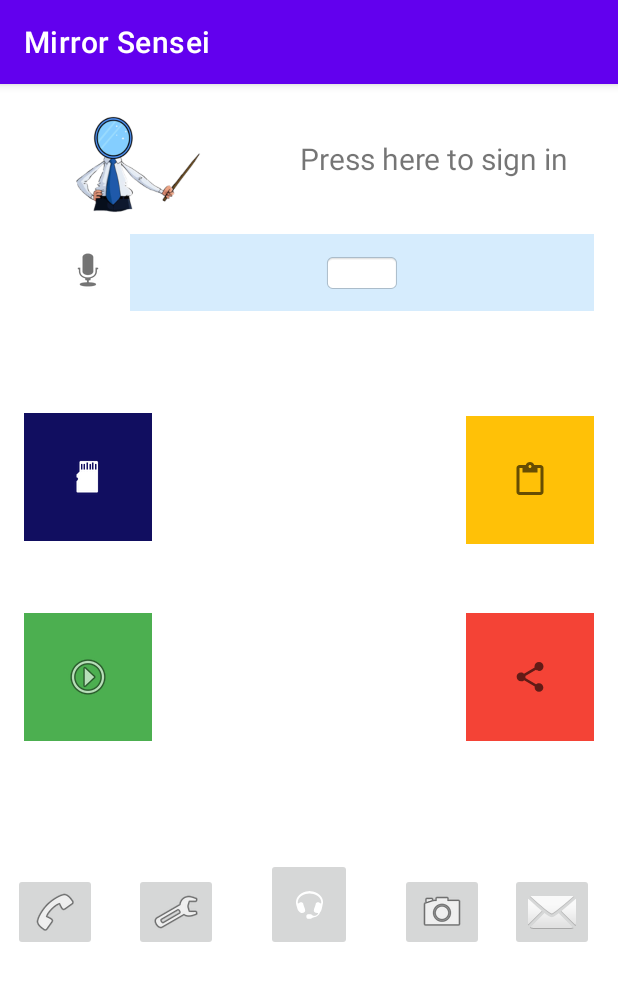
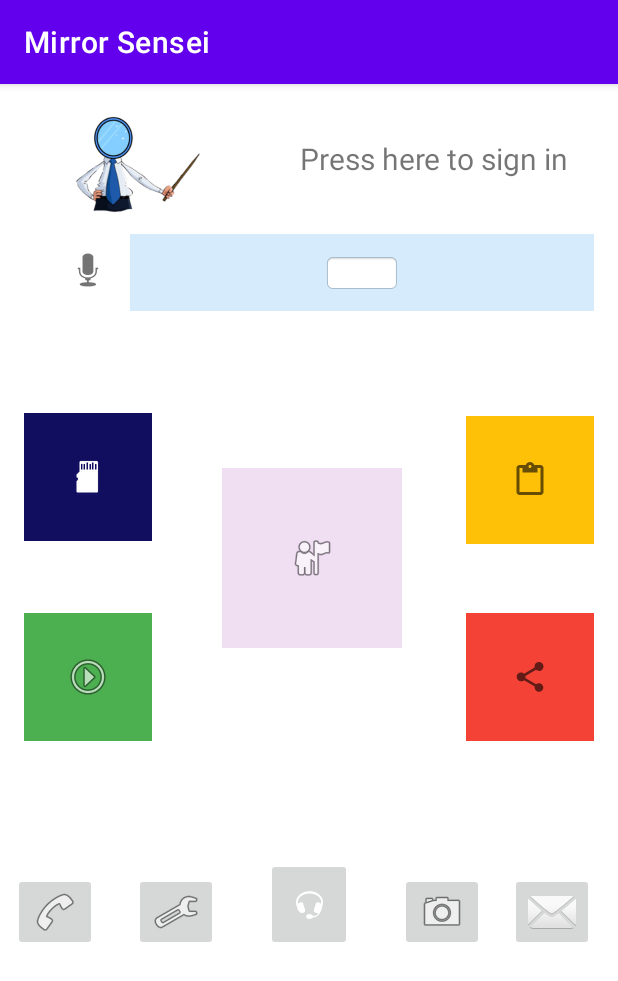
Before and after one commit to Magicboomliu/MirrorSeneiUI, an Android app: the screen it shows after launch (MainFrontPage), on a phone screen of 412 x 824 dp. Shown: the top 981 px of the screen. Run offline under Robolectric (Android 15) with nearby library versions, the phone set to English and light mode, and no system bars; our stand-ins replace Firebase (no records; nobody signed in at launch, a user with empty details on screens opened directly); libraries missing offline, so code that uses them is left out: androidx.camera.core, androidx.camera.lifecycle; pictures from the network do not load; 2 statements that could not run were skipped.

Commit message:
manual merge for Chen's update

```diff
--- a/MirrorSensei_App/app/src/main/res/layout/activity_frontpage.xml
+++ b/MirrorSensei_App/app/src/main/res/layout/activity_frontpage.xml
@@ -212,4 +212,16 @@
         app:layout_constraintStart_toStartOf="parent"
         app:layout_constraintTop_toTopOf="parent" />
 
+    <ImageButton
+        android:id="@+id/Mainscreen_continue"
+        android:layout_width="120dp"
+        android:layout_height="120dp"
+        android:layout_marginEnd="144dp"
+        android:layout_marginBottom="140dp"
+        android:background="#F0DEF3"
+        app:layout_constraintBottom_toTopOf="@+id/customer_service"
+        app:layout_constraintEnd_toEndOf="parent"
+        app:srcCompat="@android:drawable/ic_menu_myplaces"
+        tools:ignore="SpeakableTextPresentCheck" />
+
 </androidx.constraintlayout.widget.ConstraintLayout>
```
